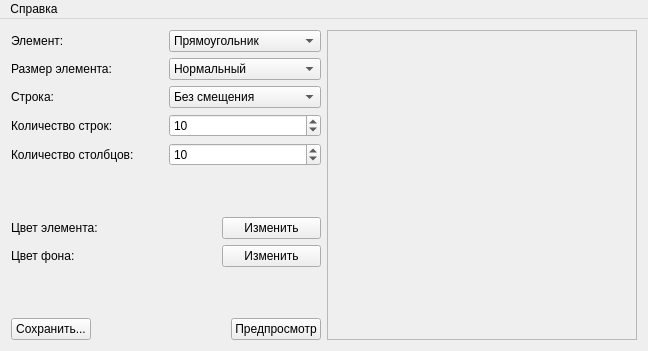
MegaSamuel/PatternDraw, file mainwindow.ui: the form before one commit.
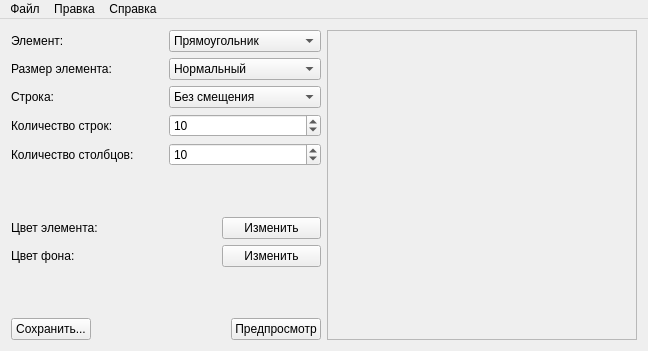
The form after the commit.

Commit message: ft-menu : расширили меню

Diff of the .ui file:
```diff
--- a/mainwindow.ui
+++ b/mainwindow.ui
@@ -375,6 +375,28 @@
     <addaction name="actionman"/>
     <addaction name="actioninfo"/>
    </widget>
+   <widget class="QMenu" name="menuFile">
+    <property name="title">
+     <string>Файл</string>
+    </property>
+    <addaction name="actionNew"/>
+    <addaction name="actionOpen"/>
+    <addaction name="actionSave"/>
+    <addaction name="actionSaveAs"/>
+    <addaction name="separator"/>
+    <addaction name="actionPrint"/>
+    <addaction name="separator"/>
+    <addaction name="actionQuit"/>
+   </widget>
+   <widget class="QMenu" name="menuEdit">
+    <property name="title">
+     <string>Правка</string>
+    </property>
+    <addaction name="actionUndo"/>
+    <addaction name="actionRedo"/>
+   </widget>
+   <addaction name="menuFile"/>
+   <addaction name="menuEdit"/>
    <addaction name="menuNote"/>
   </widget>
   <action name="action">
```
Left out of the diff: 72 changed lines with no effect on the pictures. The commit also changes 2 other files.
